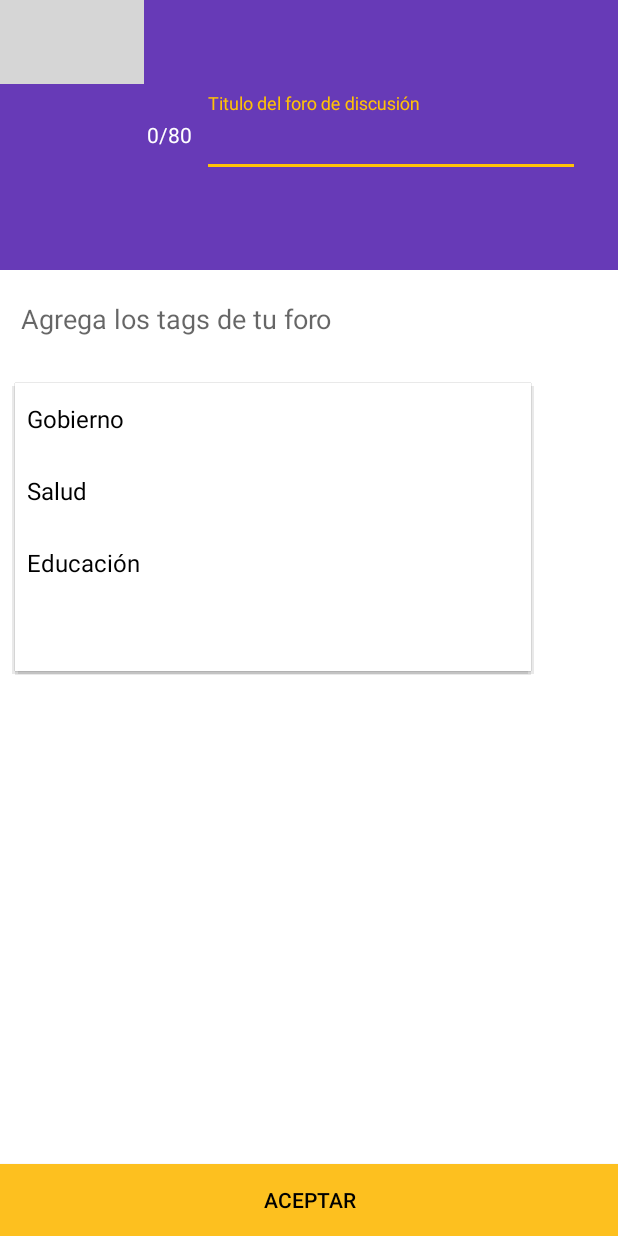
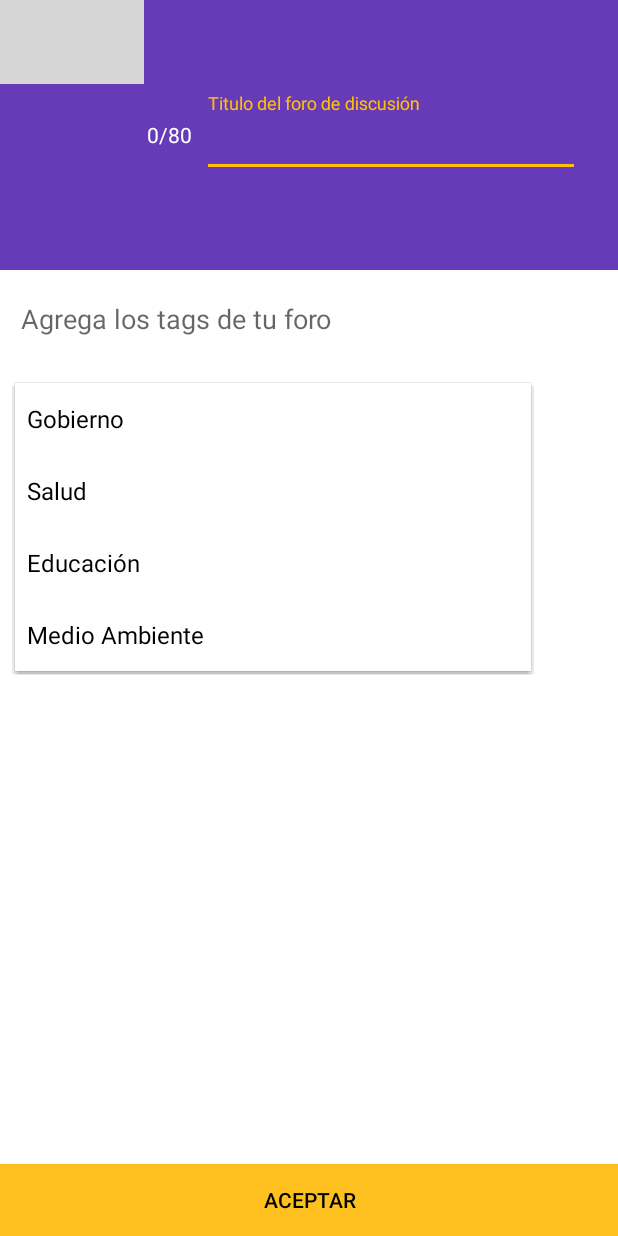
Before and after one commit to jftrujillo/democratic, an Android app: the CreateForumFragment screen opened directly, with no data from a screen before it, after a tap on "Gobierno", on a phone screen of 412 x 824 dp. Run offline under Robolectric (Android 15) with nearby library versions, the phone set to English and light mode, and no system bars; libraries missing offline, so code that uses them is left out: com.android.ex; plain views replace RecipientEditTextView; 3 statements that could not run were skipped; grey boxes are pictures that could not be loaded.

Commit message:
color de medio

```diff
--- a/app/src/main/res/values/strings.xml
+++ b/app/src/main/res/values/strings.xml
@@ -24,9 +24,7 @@
     <string name="c_gobierno">Gobierno</string>
     <string name="c_salud">Salud</string>
     <string name="c_educacion">Educación</string>
-    <string name="c_ambiente">
-
-    </string>
+    <string name="c_ambiente">Medio Ambiente</string>
     <string name="nav_item_home">Inicio</string>
     <string name="nav_group_section">Secciones</string>
     <string name="nav_group_my">personal</string>
```
